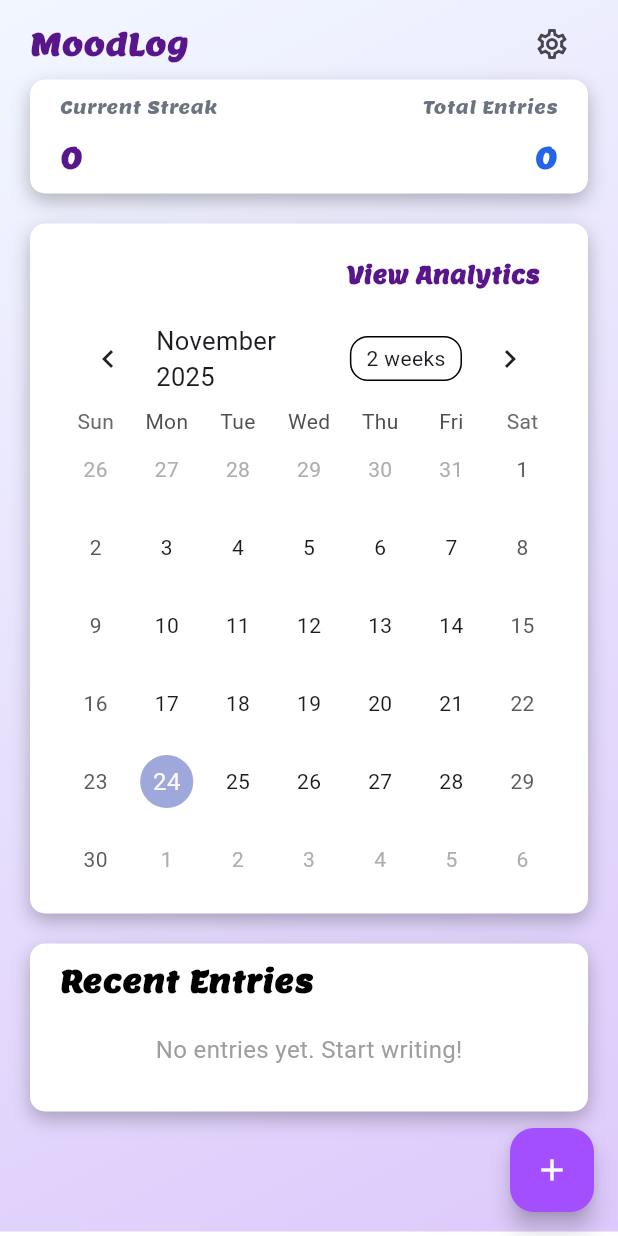
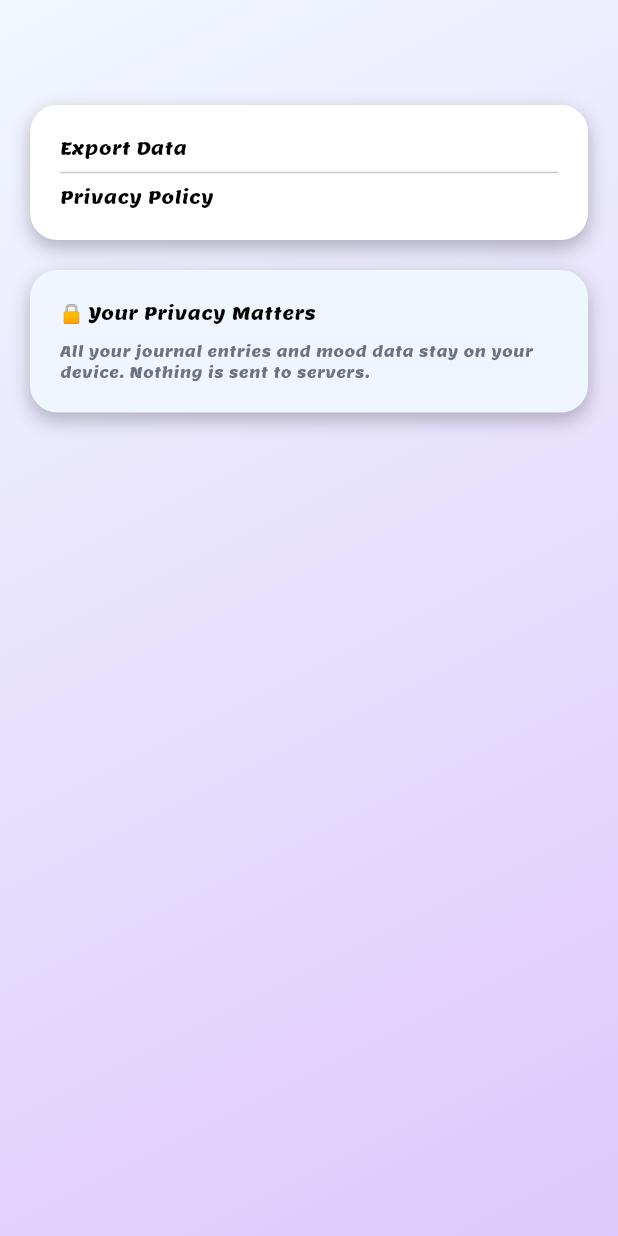
Before and after one commit to Mareamkhaled/mood_log, a Flutter app: the screen it shows after launch, after a tap on the "settings" icon, on a phone screen of 412 x 824 dp. Run offline on Flutter 3.47's test engine with Material 3 defaults, Android fonts, the phone set to English and light mode, and no system bars; drawn by our look-alikes of table_calendar; our stand-ins replace device_preview, dio, envied, equatable, fl_chart, flutter_bloc and 3 more; generated files the repository leaves out were written again.

Commit message:
settings screen

```diff
--- a/lib/core/utils/app_colors.dart
+++ b/lib/core/utils/app_colors.dart
@@ -9,6 +9,7 @@ class AppColors {
   static const Color myWhite = Colors.white;
   static const Color myGrey = Color(0xFF6B7280);
   static const Color myBlue = Color(0xFF2563EB);
+  static const Color myLightBlue = Color(0xFFEFF6FF);
   static const Color myBlack = Colors.black;
   static const Color myYellow = Color(0xFFFFEDD5);
   static const Color myRed = Colors.red;
--- a/lib/cubit/journal_cubit.dart
+++ b/lib/cubit/journal_cubit.dart
@@ -90,8 +90,6 @@ class JournalCubit extends HydratedCubit<JournalState> {
     return [];
   }
 
-  // In journal_cubit.dart
-  //!
   List<ResultModel> getEntriesForCurrentMonth() {
     if (state is! JournalLoaded) return [];
 
--- a/lib/screens/home_screen.dart
+++ b/lib/screens/home_screen.dart
@@ -28,7 +28,7 @@ class HomeScreen extends StatelessWidget {
             child: Column(
               children: [
                 Gap(MediaQuery.of(context).padding.top + 5),
-                homeAppBar(),
+                homeAppBar(context),
                 const CurrentStreak(),
                 const Gap(20),
                 const CustomCalender(),
--- /dev/null
+++ b/lib/screens/setting_screen.dart
@@ -0,0 +1,76 @@
+import 'package:flutter/material.dart';
+import 'package:gap/gap.dart';
+
+import '../core/utils/app_colors.dart';
+import '../core/utils/app_style.dart';
+import '../widgets/gradient_decoration.dart';
+import '../widgets/setting_container.dart';
+
+class SettingScreen extends StatelessWidget {
+  const SettingScreen({super.key});
+
+  @override
+  Widget build(BuildContext context) {
+    return Scaffold(
+      body: Container(
+        decoration: BoxDecoration(gradient: gradientDecoration),
+        child: Padding(
+          padding: const EdgeInsets.symmetric(horizontal: 20),
+          child: Column(
+            children: [
+              const Gap(70),
+              SettingContainer(
+                color: AppColors.myWhite,
+                child: Column(
+                  crossAxisAlignment: CrossAxisAlignment.start,
+                  children: [
+                    GestureDetector(
+                      child: Text(
+                        "Export Data",
+                        style: AppStyle.lemon15sGrey400.copyWith(
+                          color: AppColors.myBlack,
+                        ),
+                      ),
+                    ),
+                    const Divider(),
+                    Text(
+                      "Privacy Policy",
+                      style: AppStyle.lemon15sGrey400.copyWith(
+                        color: AppColors.myBlack,
+                      ),
+                    ),
+                  ],
+                ),
+              ),
+
+              const Gap(20),
+
+              SettingContainer(
+                color: AppColors.myLightBlue,
+                child: Column(
+                  crossAxisAlignment: CrossAxisAlignment.start,
+                  children: [
+                    Text(
+                      "🔒 Your Privacy Matters",
+                      style: AppStyle.lemon15sGrey400.copyWith(
+                        color: AppColors.myBlack,
+                      ),
+                    ),
+
+                    const Gap(10),
+                    Text(
+                      "All your journal entries and mood data stay on your device. Nothing is sent to servers.",
+                      style: AppStyle.lemon15sGrey400.copyWith(
+                        fontSize: 10
+                      ),
+                    ),
+                  ],
+                ),
+              ),
+            ],
+          ),
+        ),
+      ),
+    );
+  }
+}
--- a/lib/widgets/home_app_bar.dart
+++ b/lib/widgets/home_app_bar.dart
@@ -1,13 +1,22 @@
 import 'package:flutter/material.dart';
 
 import '../core/utils/app_style.dart';
+import '../screens/setting_screen.dart';
 
-Widget homeAppBar() {
+Widget homeAppBar(BuildContext context) {
   return Row(
     children: [
-      Text("MoodLog",style: AppStyle.lemon20sPurple500,),
+      Text("MoodLog", style: AppStyle.lemon20sPurple500),
       const Spacer(),
-      IconButton(onPressed: () {}, icon: const Icon(Icons.settings_outlined)),
+      IconButton(
+        onPressed: () {
+          Navigator.push(
+            context,
+            MaterialPageRoute(builder: (context) => const SettingScreen()),
+          );
+        },
+        icon: const Icon(Icons.settings_outlined),
+      ),
     ],
   );
 }
--- /dev/null
+++ b/lib/widgets/setting_container.dart
@@ -0,0 +1,21 @@
+import 'package:flutter/widgets.dart';
+import 'cutom_shadow.dart';
+
+class SettingContainer extends StatelessWidget {
+  const SettingContainer({super.key, required this.color, required this.child});
+  final Color color;
+  final Widget child;
+
+  @override
+  Widget build(BuildContext context) {
+    return Container(
+      padding:const EdgeInsets.all(20),
+      width: double.infinity,
+      decoration: BoxDecoration(
+          borderRadius: BorderRadius.circular(18),
+        color: color, boxShadow: [customShadow()]),
+
+      child: child,
+    );
+  }
+}
```
